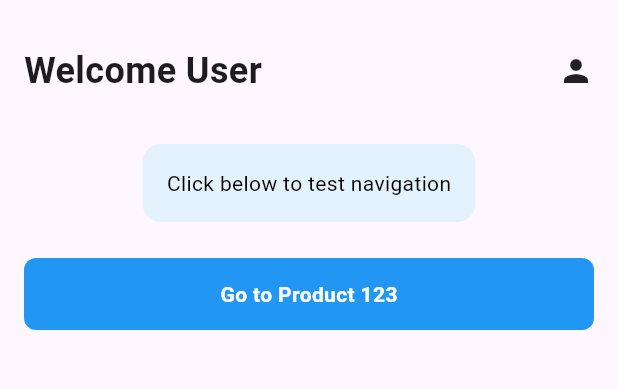
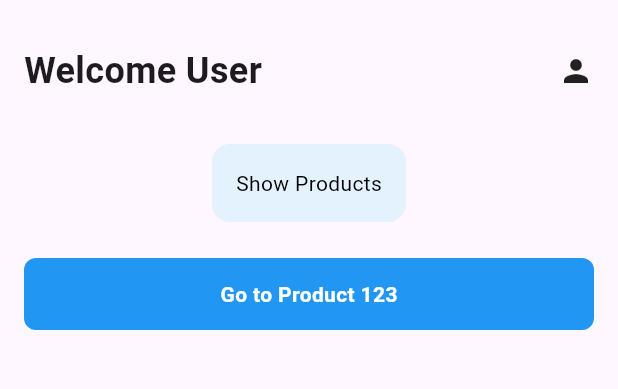
Before and after one commit to abdelrahman-abied/flutter_sdui, a Flutter app: the SDUIGenericPage screen opened by its route, on a phone screen of 412 x 824 dp, the part 63-452 px from its top. Run offline on Flutter 3.47's test engine with Material 3 defaults, Android fonts, the phone set to English and light mode, and no system bars; network calls fail.

Commit message:
A Definitive Guide to Flutter SDUI: Part 6

```diff
--- /dev/null
+++ b/assets/sdui/home.json
@@ -0,0 +1,36 @@
+{
+  "screen_title": "SDUI Home",
+  "ui_tree": {
+    "type": "VERTICAL_STACK",
+    "children": [
+      {
+        "type": "HEADER",
+        "props": {"title": "Welcome User", "icon_url": "https://img.icons8.com/color/96/user.png"}
+      },
+      {
+        "type": "CONTAINER",
+        "style": {"padding": 16, "background_color": "#E3F2FD", "margin": 16, "corner_radius": 12},
+        "children": [
+          {
+            "type": "TEXT",
+            "props": {"text": "Show Products"},
+            "action": {
+              "type": "navigate",
+              "url": "/products"
+            }
+          }
+        ]
+      },
+      {
+        "type": "BUTTON_PRIMARY",
+        "props": {"label": "Go to Product 123"},
+        "style": {"background_color": "#2196F3"},
+        "action": {
+          "type": "navigate",
+          "url": "/product/123",
+          "data": {"referral": "home_page"}
+        }
+      }
+    ]
+  }
+}
--- a/lib/main.dart
+++ b/lib/main.dart
@@ -29,7 +29,14 @@ class MyApp extends StatelessWidget {
           );
         }
 
-        // 2. Handle Products (e.g., /product/123)
+        // 2. Products List
+        if (uri.path == '/products') {
+          return MaterialPageRoute(
+            builder: (_) => const SDUIGenericPage(endpoint: "products"),
+          );
+        }
+
+        // 3. Handle Product Details (e.g., /product/123)
         if (uri.pathSegments.isNotEmpty && uri.pathSegments[0] == 'product') {
           final String productId = uri.pathSegments.length > 1 ? uri.pathSegments[1] : '0';
           return MaterialPageRoute(
@@ -40,7 +47,7 @@ class MyApp extends StatelessWidget {
           );
         }
 
-        // 3. Home Page
+        // 4. Home Page
         return MaterialPageRoute(
           builder: (_) => const SDUIGenericPage(endpoint: "home"),
         );
--- a/lib/sdui/component_registry.dart
+++ b/lib/sdui/component_registry.dart
@@ -1,4 +1,5 @@
 import 'package:flutter/material.dart';
+import 'package:sdui_project/components/sdui_lazy_list.dart';
 import 'package:sdui_project/sdui/sdui_input.dart';
 import 'package:sdui_project/sdui/sdui_parser.dart';
 
@@ -73,6 +74,7 @@ class ComponentRegistry {
       id: node['id']?.toString() ?? 'unknown_id',
       props: Map<String, dynamic>.from(node['props'] as Map? ?? {}),
     ),
+    'LAZY_LIST': (node) => SDUILazyList(uiJson: node),
   };
 
   static SDUIWidgetBuilder? getWidgetBuilder(String type) {
--- a/lib/sdui/sdui_page_loader.dart
+++ b/lib/sdui/sdui_page_loader.dart
@@ -79,92 +79,45 @@ class _SDUIGenericPageState extends State<SDUIGenericPage> {
 
 // --- MOCK NETWORK SERVICE ---
 class MockNetworkService {
+  static const String _assetsBase = 'assets/sdui';
+
+  /// Endpoint → asset file mapping. Add new screens here.
+  static final Map<String, String> _endpointToAsset = {
+    'login': '$_assetsBase/login.json',
+    'products': '$_assetsBase/products.json',
+    'home': '$_assetsBase/home.json',
+  };
+
+  /// Optional cache to avoid re-reading assets on repeated navigation.
+  static final Map<String, Map<String, dynamic>> _cache = {};
+
+  /// Loads and parses JSON from an asset path. Supports optional caching.
+  static Future<Map<String, dynamic>> _loadJsonFromAsset(
+    String path, {
+    bool useCache = true,
+  }) async {
+    if (useCache && _cache.containsKey(path)) {
+      return Map<String, dynamic>.from(_cache[path]!);
+    }
+    final jsonStr = await rootBundle.loadString(path);
+    final data = Map<String, dynamic>.from(jsonDecode(jsonStr) as Map);
+    if (useCache) _cache[path] = data;
+    return data;
+  }
+
   static Future<Map<String, dynamic>> getJsonForEndpoint(String endpoint) async {
-    // Login: Load from assets file
-    if (endpoint == 'login') {
-      final jsonStr = await rootBundle.loadString('assets/sdui/login.json');
-      return Map<String, dynamic>.from(jsonDecode(jsonStr));
+    // Direct match
+    final assetPath = _endpointToAsset[endpoint];
+    if (assetPath != null) {
+      return _loadJsonFromAsset(assetPath);
     }
 
-    // Scenario A: Product Details
+    // Dynamic: product/123, product/promo, etc.
     if (endpoint.startsWith('product')) {
-      return {
-        "screen_title": "Product Details",
-        "ui_tree": {
-          "type": "VERTICAL_STACK",
-          "children": [
-            // Example 1: Simple Navigation
-            {
-              "type": "BANNER_CARD",
-              "props": {
-                "image_url":
-                    "https://graphicsfamily.com/wp-content/uploads/edd/2021/07/Professional-E-Commerce-Shoes-Banner-Design-2048x1152.jpg",
-              },
-              "action": {
-                "type": "navigate",
-                "url": "/product/promo",
-                "data": {"id": "promo_99", "referral": "home_banner"},
-              },
-            },
-
-            // Example 2: Network Request (Add to Cart)
-            {
-              "type": "BUTTON_PRIMARY",
-              "props": {"label": "Add to Cart - \$20.00"},
-              "style": {"background_color": "#4CAF50"},
-              "action": {
-                "type": "network_request",
-                "url": "https://api.myapp.com/cart/add",
-                "data": {"sku": "ITEM_001", "qty": 1},
-              },
-            },
-
-            // Example 3: Toast Message
-            {
-              "type": "TEXT",
-              "props": {"text": "Need Help? Tap here."},
-              "action": {
-                "type": "show_toast",
-                "data": {"message": "Opening Support Chat...", "is_error": false},
-              },
-            },
-          ],
-        },
-      };
+      return _loadJsonFromAsset('$_assetsBase/product_details.json');
     }
 
-    // Scenario B: Home Page (Default)
-    return {
-      "screen_title": "SDUI Home",
-      "ui_tree": {
-        "type": "VERTICAL_STACK",
-        "children": [
-          {
-            "type": "HEADER",
-            "props": {"title": "Welcome User", "icon_url": "https://img.icons8.com/color/96/user.png"},
-          },
-          {
-            "type": "CONTAINER",
-            "style": {"padding": 16, "background_color": "#E3F2FD", "margin": 16, "corner_radius": 12},
-            "children": [
-              {
-                "type": "TEXT",
-                "props": {"text": "Click below to test navigation"},
-              },
-            ],
-          },
-          {
-            "type": "BUTTON_PRIMARY",
-            "props": {"label": "Go to Product 123"},
-            "style": {"background_color": "#2196F3"},
-            "action": {
-              "type": "navigate",
-              "url": "/product/123", // <--- This triggers the deep link
-              "data": {"referral": "home_page"},
-            },
-          },
-        ],
-      },
-    };
+    // Default: home
+    return _loadJsonFromAsset('$_assetsBase/home.json');
   }
 }
--- a/pubspec.yaml
+++ b/pubspec.yaml
@@ -58,7 +58,10 @@ flutter:
   uses-material-design: true
 
   assets:
-    - assets/sdui/
+    - assets/sdui/login.json
+    - assets/sdui/products.json
+    - assets/sdui/product_details.json
+    - assets/sdui/home.json
 
   # An image asset can refer to one or more resolution-specific "variants", see
   # https://flutter.dev/to/resolution-aware-images
```
Also changed, not shown: assets/sdui/product_details.json (added, +37 -0 lines), assets/sdui/products.json (added, +34 -0 lines), lib/components/sdui_lazy_list.dart (added, +123 -0 lines), lib/sdui/action_handler.dart (deleted), pubspec.lock, 3 other files.
